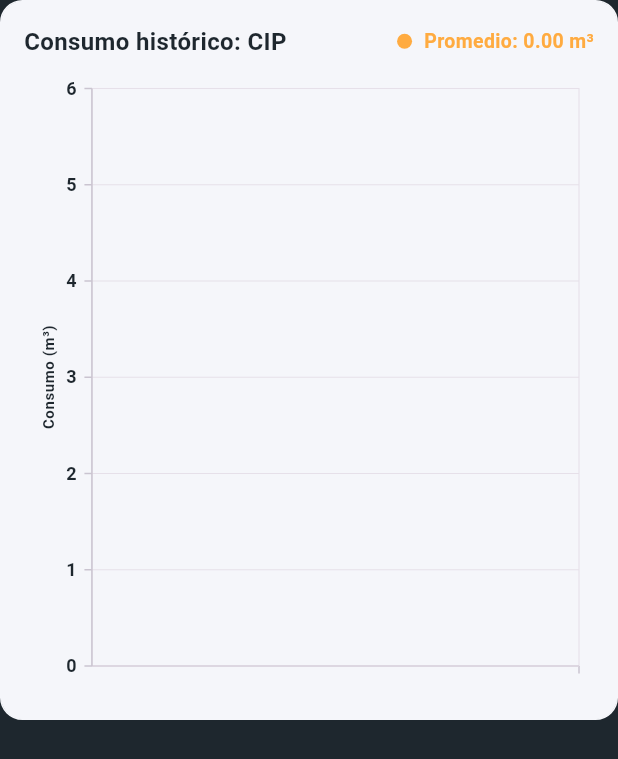
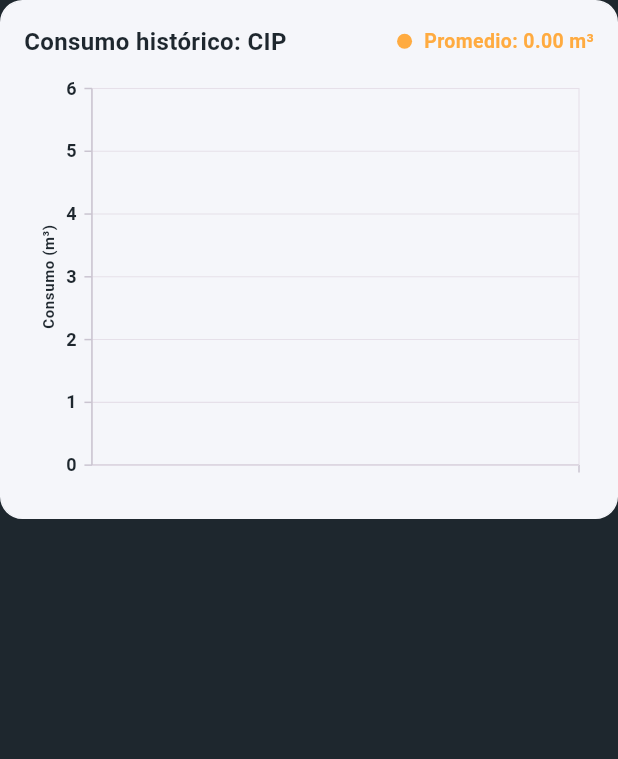
Before and after one commit to amautta19/flutter_dashboard_ih, a Flutter app: the GraphManifoldWidget widget shown alone on an empty page, opened directly with empty values, on a phone screen of 412 x 824 dp. Shown: the top 759 px of the screen. Run offline on Flutter 3.47's test engine with Material 3 defaults, Android fonts, the phone set to English and light mode, and no system bars; our stand-ins replace google_fonts, supabase_flutter, syncfusion_flutter_charts, syncfusion_flutter_datagrid; accounts and stored records are empty.

Commit message:
Se ajustan los tamaños de window

```diff
--- a/lib/presentation/widgets/distribution_chart.dart
+++ b/lib/presentation/widgets/distribution_chart.dart
@@ -41,7 +41,7 @@ class DistributionBarChart extends StatelessWidget {
     final chartData = _procesarDistribucion();
 
     return Container(
-      height: windowsSize.height * 0.4,
+      height: windowsSize.height * 0.35,
       width: windowsSize.width * 0.27,
       // padding: const EdgeInsets.all(15),
       decoration: BoxDecoration(
--- a/lib/presentation/widgets/graph_manifold.dart
+++ b/lib/presentation/widgets/graph_manifold.dart
@@ -28,9 +28,10 @@ class _GraphManifoldWidgetState extends State<GraphManifoldWidget> {
   Widget build(BuildContext context) {
     final String selectedCol = context.watch<FilterElement>().selectedColumn;
     final double promedio = _calcularPromedio(selectedCol);
+    final windowSize = MediaQuery.of(context).size;
 
     return Container(
-      height: 480, // Aumentamos un poco el alto para el encabezado manual
+      height: windowSize.height * 0.42,
       padding: const EdgeInsets.all(15),
       decoration: BoxDecoration(
         color: ColorDefaults.whitePrimary,
--- a/lib/presentation/widgets/tables_manifold.dart
+++ b/lib/presentation/widgets/tables_manifold.dart
@@ -22,7 +22,7 @@ class _TableManifoldWidgetState extends State<TableManifoldWidget> {
   Widget build(BuildContext context) {
     final windowSize = MediaQuery.of(context).size;
     return SizedBox(
-      height: windowSize.height * 0.4,
+      height: windowSize.height * 0.35,
       width: windowSize.width * 0.7,
       child: SfDataGrid(
         source: _dataSource,
```
Also changed, not shown: lib/presentation/main_view.dart (+2 -11 lines).
